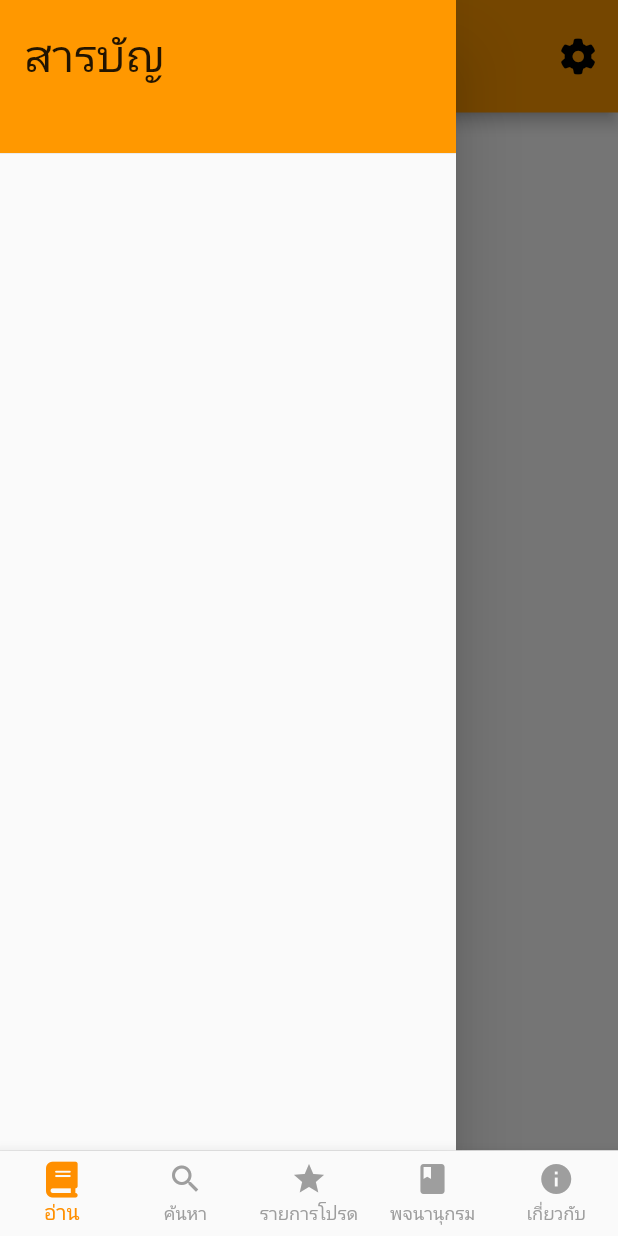
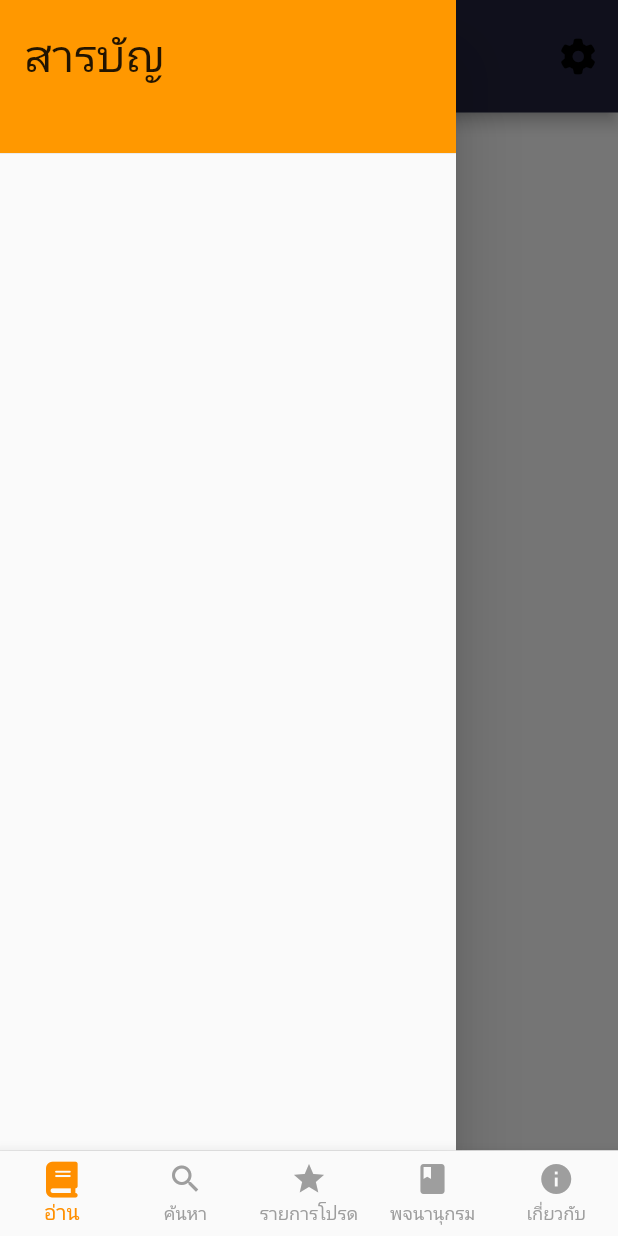
Before and after one commit to sautechnologygroup/buddhadham, a Flutter app: the screen it shows after launch, with the side drawer open, on a phone screen of 412 x 824 dp. Run offline on Flutter 3.47's test engine with Material 2 defaults, Android fonts, the phone set to English and light mode, and no system bars; our stand-ins replace flutter_widget_from_html_core, font_awesome_flutter, google_fonts; Roboto replaces fonts that are missing (Charmonman).

Commit message:
Update appcolors.dart

```diff
--- a/lib/utils/appcolors.dart
+++ b/lib/utils/appcolors.dart
@@ -1,12 +1,35 @@
 import 'package:flutter/material.dart';
 
 class AppColors {
-  MaterialColor primarAppColor = Colors.orange;
-  Color primaryColor = Colors.amber[800]!;
+  // MaterialColor primarAppColor = Colors.orange;
+  MaterialColor primarAppColor =
+      MaterialColorGenerator.from(Color.fromARGB(255, 34, 35, 61));
+  // Color primaryColor = Colors.amber[800]!;
+
+  Color primaryColor = Color.fromARGB(255, 34, 35, 61)!;
+
   Color secondaryColor = Colors.amber[600]!;
   Color tertiaryColor = Colors.amber[400]!;
   Color iconColor = Colors.black;
-  Color textColor = Colors.black;
+  Color textColor = Colors.white;
+
   Color readtextColor = Colors.black;
   Color backgroundColor = Colors.white;
 }
+
+class MaterialColorGenerator {
+  static MaterialColor from(Color color) {
+    return MaterialColor(color.value, <int, Color>{
+      50: color.withOpacity(0.1),
+      100: color.withOpacity(0.2),
+      200: color.withOpacity(0.3),
+      300: color.withOpacity(0.4),
+      400: color.withOpacity(0.5),
+      500: color.withOpacity(0.6),
+      600: color.withOpacity(0.7),
+      700: color.withOpacity(0.8),
+      800: color.withOpacity(0.9),
+      900: color.withOpacity(1.0),
+    });
+  }
+}
```
